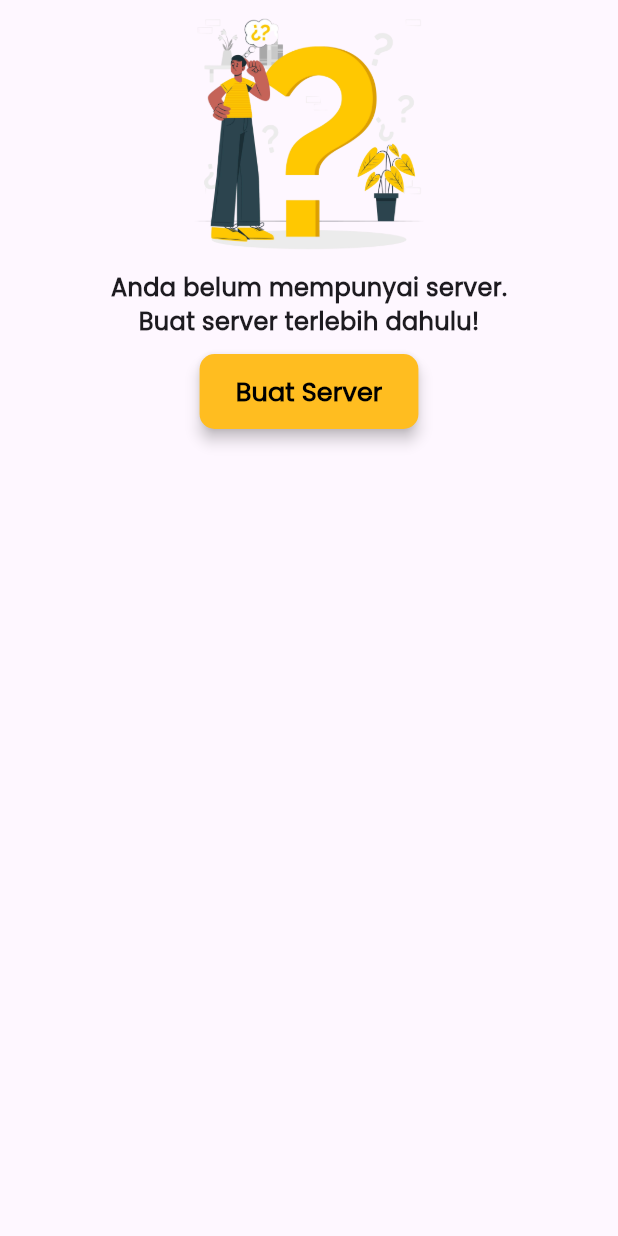
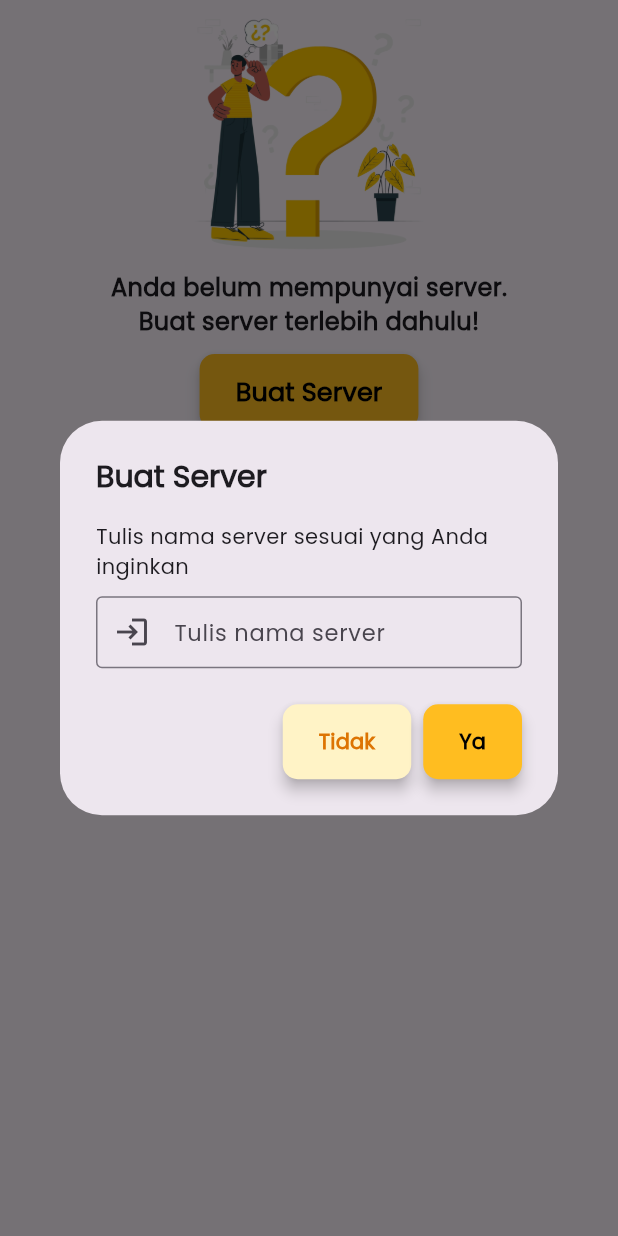
Before and after one commit to hlmnn/employee-monitoring-app, a Flutter app: the MonitorHomeCompletedTaskPage screen opened directly, after a tap on "Buat Server", on a phone screen of 412 x 824 dp. Run offline on Flutter 3.47's test engine with Material 3 defaults, Android fonts, the phone set to English and light mode, and no system bars; our stand-ins replace another_flushbar, dropdown_button2.

Commit message:
refactor(monitor_completed_task): changed EmAlertDialog to EmCreateServerDialog

```diff
--- a/lib/ui/screen/monitor/monitor_home_completed task.dart
+++ b/lib/ui/screen/monitor/monitor_home_completed task.dart
@@ -1,3 +1,4 @@
+import 'package:employee_monitoring_app/component/em_alert_dialog/em_create_server_dialog.dart';
 import 'package:employee_monitoring_app/component/em_error.dart';
 import 'package:flutter/material.dart';
 
@@ -35,7 +36,13 @@ class _MonitorHomeCompletedTaskPageState extends State<MonitorHomeCompletedTaskP
             },
           )
               : EmError(
-                onPressed: (){},
+                onPressed: (){
+                  EmCreateServerDialog.show(context,
+                    onConfirm: (){},
+                    title: 'Buat Server',
+                    content: 'Tulis nama server sesuai yang Anda inginkan',
+                  );
+                },
                 textAbove: 'Anda belum mempunyai server.',
                 textBelow: 'Buat server terlebih dahulu!',
               ),
```
